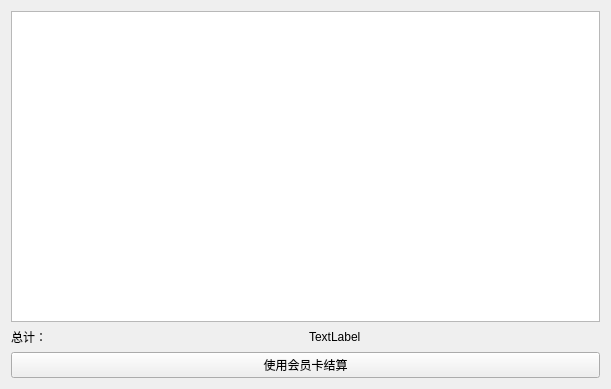
daodaoliang/caicai, file src/detailwidget.ui: the form before one commit.
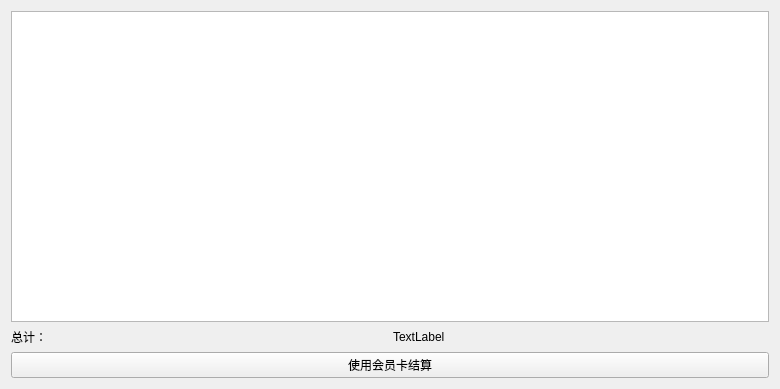
The form after the commit.

```diff
--- a/src/detailwidget.ui
+++ b/src/detailwidget.ui
@@ -6,7 +6,7 @@
    <rect>
     <x>0</x>
     <y>0</y>
-    <width>611</width>
+    <width>780</width>
     <height>389</height>
    </rect>
   </property>
```
